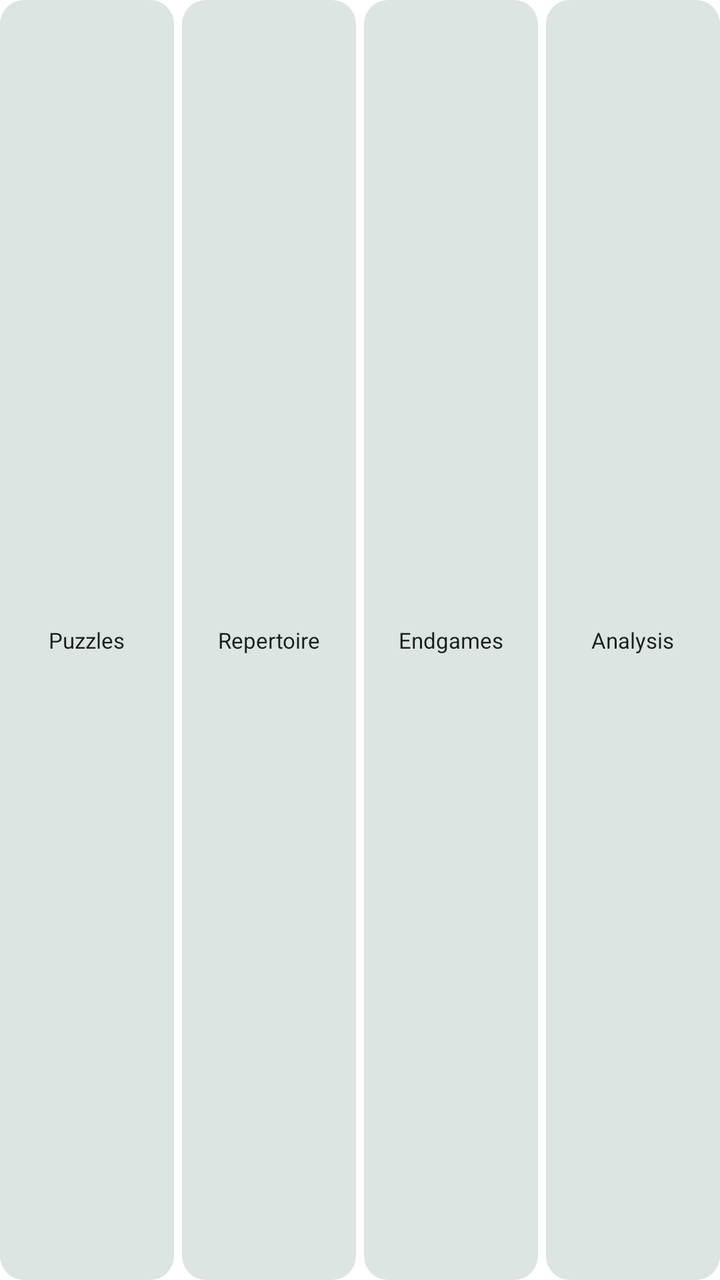
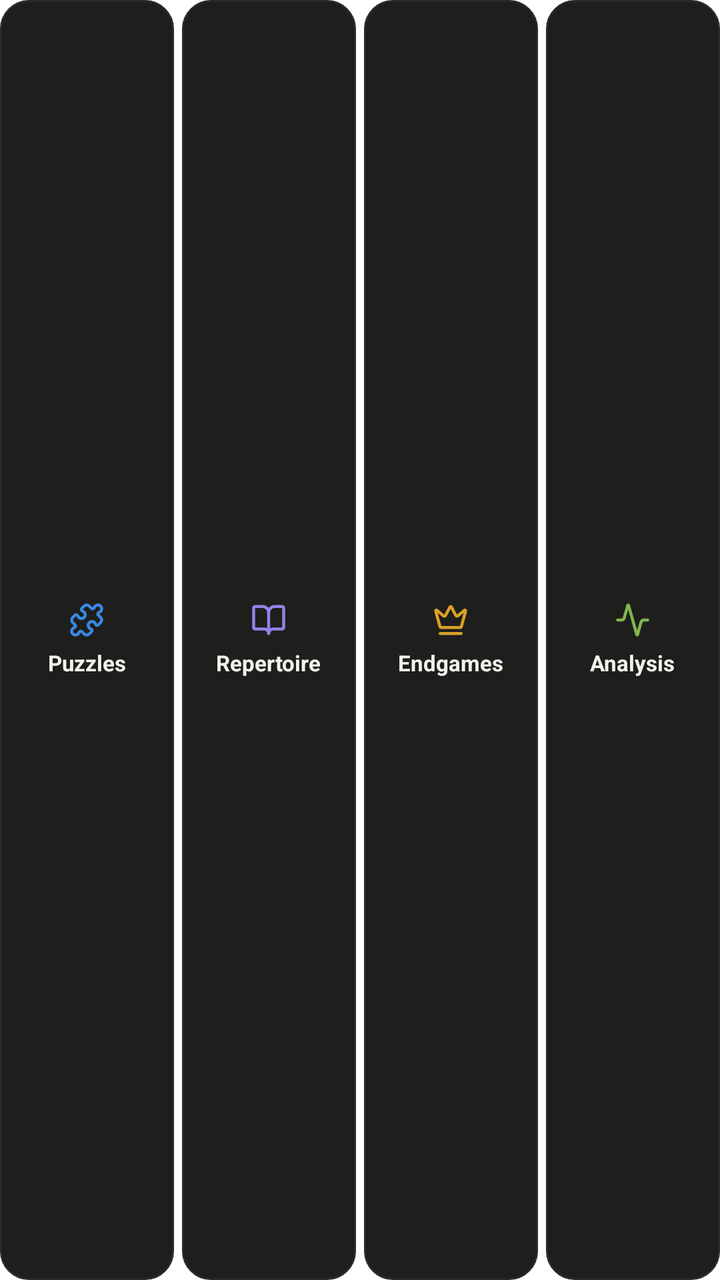

Compare the two renders of this Android layout. The source of the first and the diff that turns it into the second are given below.
<!-- AndroidManifest.xml: application theme Theme.kiebitz -->
<!-- res/layout/widget_preview_quick.xml -->
<?xml version="1.0" encoding="utf-8"?>
<LinearLayout xmlns:android="http://schemas.android.com/apk/res/android"
    android:layout_width="match_parent"
    android:layout_height="match_parent"
    android:orientation="horizontal">

    <TextView
        android:layout_width="0dp"
        android:layout_height="match_parent"
        android:layout_weight="1"
        android:layout_marginEnd="4dp"
        android:background="@drawable/widget_preview_chip"
        android:gravity="center"
        android:paddingStart="4dp"
        android:paddingEnd="4dp"
        android:maxLines="1"
        android:text="@string/widget_quick_puzzles"
        android:textColor="@color/widget_preview_ink"
        android:textSize="11sp" />

    <TextView
        android:layout_width="0dp"
        android:layout_height="match_parent"
        android:layout_weight="1"
        android:layout_marginEnd="4dp"
        android:background="@drawable/widget_preview_chip"
        android:gravity="center"
        android:paddingStart="4dp"
        android:paddingEnd="4dp"
        android:maxLines="1"
        android:text="@string/widget_quick_repertoire"
        android:textColor="@color/widget_preview_ink"
        android:textSize="11sp" />

    <TextView
        android:layout_width="0dp"
        android:layout_height="match_parent"
        android:layout_weight="1"
        android:layout_marginEnd="4dp"
        android:background="@drawable/widget_preview_chip"
        android:gravity="center"
        android:paddingStart="4dp"
        android:paddingEnd="4dp"
        android:maxLines="1"
        android:text="@string/widget_quick_endgames"
        android:textColor="@color/widget_preview_ink"
        android:textSize="11sp" />

    <TextView
        android:layout_width="0dp"
        android:layout_height="match_parent"
        android:layout_weight="1"
        android:background="@drawable/widget_preview_chip"
        android:gravity="center"
        android:paddingStart="4dp"
        android:paddingEnd="4dp"
        android:maxLines="1"
        android:text="@string/widget_quick_analysis"
        android:textColor="@color/widget_preview_ink"
        android:textSize="11sp" />
</LinearLayout>
<!-- resources referenced by this layout -->
<resources>
  <color name="widget_preview_ink">#FF14201B</color>
  <!-- drawable widget_preview_chip (drawable) -->
  <?xml version="1.0" encoding="utf-8"?>
  <shape xmlns:android="http://schemas.android.com/apk/res/android" android:shape="rectangle">
      <corners android:radius="12dp" />
      <solid android:color="@color/widget_preview_chip" />
  </shape>
  <color name="widget_preview_chip">#FFDCE5E1</color>
  <!-- unchanged entries left out for length: 5 -->
</resources>

<!-- the commit's change to res/layout/widget_preview_quick.xml (unified diff, before → after) -->
@@ -4,58 +4,106 @@
     android:layout_height="match_parent"
     android:orientation="horizontal">
 
-    <TextView
+    <LinearLayout
         android:layout_width="0dp"
         android:layout_height="match_parent"
         android:layout_weight="1"
         android:layout_marginEnd="4dp"
-        android:background="@drawable/widget_preview_chip"
-        android:gravity="center"
-        android:paddingStart="4dp"
-        android:paddingEnd="4dp"
-        android:maxLines="1"
-        android:text="@string/widget_quick_puzzles"
-        android:textColor="@color/widget_preview_ink"
-        android:textSize="11sp" />
+        android:background="@drawable/widget_tile"
+        android:orientation="vertical"
+        android:gravity="center">
 
-    <TextView
+        <ImageView
+            android:layout_width="18dp"
+            android:layout_height="18dp"
+            android:src="@drawable/ic_widget_puzzles"
+            android:contentDescription="@null" />
+
+        <TextView
+            android:layout_width="wrap_content"
+            android:layout_height="wrap_content"
+            android:layout_marginTop="5dp"
+            android:maxLines="1"
+            android:text="@string/widget_quick_puzzles"
+            android:textColor="@color/widget_ink"
+            android:textSize="11sp"
+            android:textStyle="bold" />
+    </LinearLayout>
+
+    <LinearLayout
         android:layout_width="0dp"
         android:layout_height="match_parent"
         android:layout_weight="1"
         android:layout_marginEnd="4dp"
-        android:background="@drawable/widget_preview_chip"
-        android:gravity="center"
-        android:paddingStart="4dp"
-        android:paddingEnd="4dp"
-        android:maxLines="1"
-        android:text="@string/widget_quick_repertoire"
-        android:textColor="@color/widget_preview_ink"
-        android:textSize="11sp" />
+        android:background="@drawable/widget_tile"
+        android:orientation="vertical"
+        android:gravity="center">
 
-    <TextView
+        <ImageView
+            android:layout_width="18dp"
+            android:layout_height="18dp"
+            android:src="@drawable/ic_widget_repertoire"
+            android:contentDescription="@null" />
+
+        <TextView
+            android:layout_width="wrap_content"
+            android:layout_height="wrap_content"
+            android:layout_marginTop="5dp"
+            android:maxLines="1"
+            android:text="@string/widget_quick_repertoire"
+            android:textColor="@color/widget_ink"
+            android:textSize="11sp"
+            android:textStyle="bold" />
+    </LinearLayout>
+
+    <LinearLayout
         android:layout_width="0dp"
         android:layout_height="match_parent"
         android:layout_weight="1"
         android:layout_marginEnd="4dp"
-        android:background="@drawable/widget_preview_chip"
-        android:gravity="center"
-        android:paddingStart="4dp"
-        android:paddingEnd="4dp"
-        android:maxLines="1"
-        android:text="@string/widget_quick_endgames"
-        android:textColor="@color/widget_preview_ink"
-        android:textSize="11sp" />
+        android:background="@drawable/widget_tile"
+        android:orientation="vertical"
+        android:gravity="center">
 
-    <TextView
+        <ImageView
+            android:layout_width="18dp"
+            android:layout_height="18dp"
+            android:src="@drawable/ic_widget_endgames"
+            android:contentDescription="@null" />
+
+        <TextView
+            android:layout_width="wrap_content"
+            android:layout_height="wrap_content"
+            android:layout_marginTop="5dp"
+            android:maxLines="1"
+            android:text="@string/widget_quick_endgames"
+            android:textColor="@color/widget_ink"
+            android:textSize="11sp"
+            android:textStyle="bold" />
+    </LinearLayout>
+
+    <LinearLayout
         android:layout_width="0dp"
         android:layout_height="match_parent"
         android:layout_weight="1"
-        android:background="@drawable/widget_preview_chip"
-        android:gravity="center"
-        android:paddingStart="4dp"
-        android:paddingEnd="4dp"
-        android:maxLines="1"
-        android:text="@string/widget_quick_analysis"
-        android:textColor="@color/widget_preview_ink"
-        android:textSize="11sp" />
+        android:background="@drawable/widget_tile"
+        android:orientation="vertical"
+        android:gravity="center">
+
+        <ImageView
+            android:layout_width="18dp"
+            android:layout_height="18dp"
+            android:src="@drawable/ic_widget_analysis"
+            android:contentDescription="@null" />
+
+        <TextView
+            android:layout_width="wrap_content"
+            android:layout_height="wrap_content"
+            android:layout_marginTop="5dp"
+            android:maxLines="1"
+            android:text="@string/widget_quick_analysis"
+            android:textColor="@color/widget_ink"
+            android:textSize="11sp"
+            android:textStyle="bold" />
+    </LinearLayout>
 </LinearLayout>
<!-- resource entries referenced after the edit -->
@@ -1,13 +1,87 @@
 <!-- resources referenced by this layout -->
 <resources>
-  <color name="widget_preview_ink">#FF14201B</color>
-  <!-- drawable widget_preview_chip (drawable) -->
+  <color name="widget_ink">#FFF2F1EC</color>
+  <!-- drawable ic_widget_analysis (drawable) -->
+  <?xml version="1.0" encoding="utf-8"?>
+  <vector xmlns:android="http://schemas.android.com/apk/res/android"
+      android:width="24dp"
+      android:height="24dp"
+      android:viewportWidth="24"
+      android:viewportHeight="24">
+      <path
+          android:pathData="M22 12h-2.48a2 2 0 0 0-1.93 1.46l-2.35 8.36a.25.25 0 0 1-.48 0L9.24 2.18a.25.25 0 0 0-.48 0l-2.35 8.36A2 2 0 0 1 4.49 12H2"
+          android:strokeColor="@color/widget_area_analysis"
+          android:strokeWidth="2"
+          android:strokeLineCap="round"
+          android:strokeLineJoin="round" />
+  </vector>
+  <!-- drawable ic_widget_endgames (drawable) -->
+  <?xml version="1.0" encoding="utf-8"?>
+  <vector xmlns:android="http://schemas.android.com/apk/res/android"
+      android:width="24dp"
+      android:height="24dp"
+      android:viewportWidth="24"
+      android:viewportHeight="24">
+      <path
+          android:pathData="M11.562 3.266a.5.5 0 0 1 .876 0L15.39 8.87a1 1 0 0 0 1.516.294L21.183 5.5a.5.5 0 0 1 .798.519l-2.834 10.246a1 1 0 0 1-.956.734H5.81a1 1 0 0 1-.957-.734L2.02 6.02a.5.5 0 0 1 .798-.519l4.276 3.664a1 1 0 0 0 1.516-.294z"
+          android:strokeColor="@color/widget_area_endgames"
+          android:strokeWidth="2"
+          android:strokeLineCap="round"
+          android:strokeLineJoin="round" />
+      <path
+          android:pathData="M5 21h14"
+          android:strokeColor="@color/widget_area_endgames"
+          android:strokeWidth="2"
+          android:strokeLineCap="round"
+          android:strokeLineJoin="round" />
+  </vector>
+  <!-- drawable ic_widget_puzzles (drawable) -->
+  <?xml version="1.0" encoding="utf-8"?>
+  <vector xmlns:android="http://schemas.android.com/apk/res/android"
+      android:width="24dp"
+      android:height="24dp"
+      android:viewportWidth="24"
+      android:viewportHeight="24">
+      <path
+          android:pathData="M19.439 7.85c-.049.322.059.648.289.878l1.568 1.568c.47.47.706 1.087.706 1.704s-.235 1.233-.706 1.704l-1.611 1.611a.98.98 0 0 1-.837.276c-.47-.07-.802-.48-.968-.925a2.501 2.501 0 1 0-3.214 3.214c.446.166.855.497.925.968a.979.979 0 0 1-.276.837l-1.61 1.61a2.404 2.404 0 0 1-1.705.707 2.402 2.402 0 0 1-1.704-.706l-1.568-1.568a1.026 1.026 0 0 0-.877-.29c-.493.074-.84.504-1.02.968a2.5 2.5 0 1 1-3.237-3.237c.464-.18.894-.527.967-1.02a1.026 1.026 0 0 0-.289-.877l-1.568-1.568A2.402 2.402 0 0 1 1.998 12c0-.617.236-1.234.706-1.704L4.23 8.77c.24-.24.581-.353.917-.303.515.077.877.528 1.073 1.01a2.5 2.5 0 1 0 3.259-3.259c-.482-.196-.933-.558-1.01-1.073-.05-.336.062-.676.303-.917l1.525-1.525A2.402 2.402 0 0 1 12 1.998c.617 0 1.234.236 1.704.706l1.568 1.568c.23.23.556.338.877.29.493-.074.84-.504 1.02-.968a2.5 2.5 0 1 1 3.237 3.237c-.464.18-.894.527-.967 1.02Z"
+          android:strokeColor="@color/widget_area_tactics"
+          android:strokeWidth="2"
+          android:strokeLineCap="round"
+          android:strokeLineJoin="round" />
+  </vector>
+  <!-- drawable ic_widget_repertoire (drawable) -->
+  <?xml version="1.0" encoding="utf-8"?>
+  <vector xmlns:android="http://schemas.android.com/apk/res/android"
+      android:width="24dp"
+      android:height="24dp"
+      android:viewportWidth="24"
+      android:viewportHeight="24">
+      <path
+          android:pathData="M12 7v14"
+          android:strokeColor="@color/widget_area_openings"
+          android:strokeWidth="2"
+          android:strokeLineCap="round"
+          android:strokeLineJoin="round" />
+      <path
+          android:pathData="M3 18a1 1 0 0 1-1-1V4a1 1 0 0 1 1-1h5a4 4 0 0 1 4 4 4 4 0 0 1 4-4h5a1 1 0 0 1 1 1v13a1 1 0 0 1-1 1h-6a3 3 0 0 0-3 3 3 3 0 0 0-3-3z"
+          android:strokeColor="@color/widget_area_openings"
+          android:strokeWidth="2"
+          android:strokeLineCap="round"
+          android:strokeLineJoin="round" />
+  </vector>
+  <!-- drawable widget_tile (drawable) -->
   <?xml version="1.0" encoding="utf-8"?>
   <shape xmlns:android="http://schemas.android.com/apk/res/android" android:shape="rectangle">
-      <corners android:radius="12dp" />
-      <solid android:color="@color/widget_preview_chip" />
+      <corners android:radius="14dp" />
+      <solid android:color="@color/widget_tile" />
+      <stroke android:width="1dp" android:color="@color/widget_line" />
   </shape>
-  <color name="widget_preview_chip">#FFDCE5E1</color>
+  <color name="widget_area_analysis">#FF81B64C</color>
+  <color name="widget_area_endgames">#FFD9A028</color>
+  <color name="widget_area_tactics">#FF3987E5</color>
+  <color name="widget_area_openings">#FF9085E9</color>
+  <color name="widget_tile">#FF1E1E1D</color>
+  <color name="widget_line">#FF292927</color>
   <!-- unchanged entries left out for length: 5 -->
 </resources>
 
